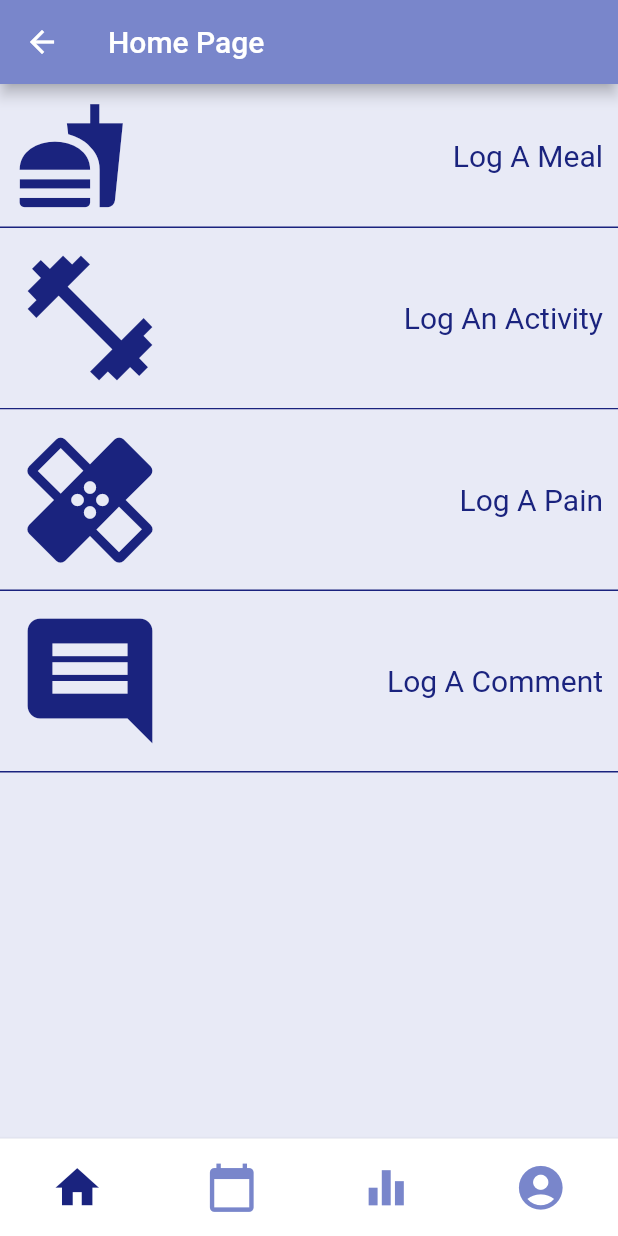
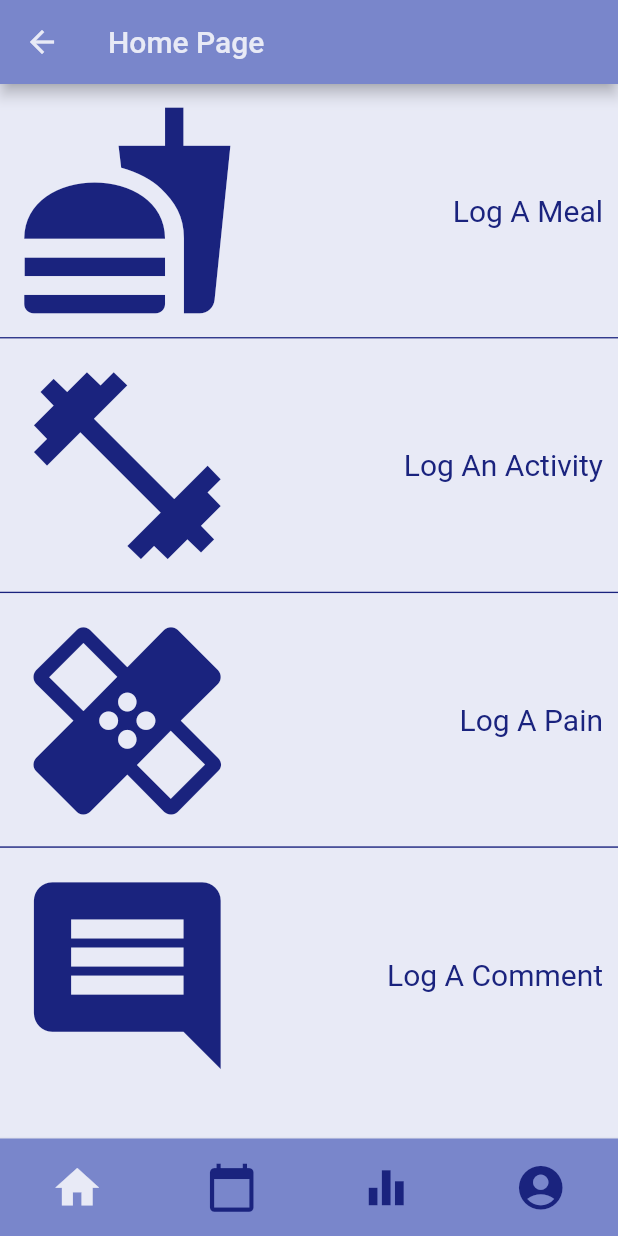
Before and after one commit to gabriella-aguilar/Individual-Project, a Flutter app: the HomePage screen opened directly, on a phone screen of 412 x 824 dp. Run offline on Flutter 3.47's test engine with Material 2 defaults, Android fonts, the phone set to English and light mode, and no system bars; Roboto replaces fonts that are missing (Rubik).

Commit message:
App and Button Bar color changes

```diff
--- a/lib/home.dart
+++ b/lib/home.dart
@@ -11,11 +11,9 @@ import 'package:tracker/calendar.dart';
 class HomePage extends StatelessWidget {
   @override
   Widget build(BuildContext context) {
+    BottomAppBar b = BottomAppBar(
 
-    return Scaffold(
-      backgroundColor: backBlue,
-      bottomNavigationBar: BottomAppBar(
-        color: Colors.white,
+      color: newBlue,
       elevation: 2,
       child:ButtonBar(
         alignment: MainAxisAlignment.spaceAround,
@@ -25,12 +23,12 @@ class HomePage extends StatelessWidget {
             child: Icon(
               Icons.home,
               size: 35,
-                color: newBlueAccent,
+              color: backBlue,
             ),
             onPressed: () {},
           ),
           FlatButton(
-              child: Icon(Icons.calendar_today, size: 35, color: newBlue),
+            child: Icon(Icons.calendar_today, size: 35, color: newBlueAccent),
             onPressed: () {
               Navigator.pop(context);
               Navigator.push(
@@ -41,7 +39,7 @@ class HomePage extends StatelessWidget {
             },
           ),
           FlatButton(
-              child: Icon(Icons.equalizer, size: 35, color: newBlue),
+            child: Icon(Icons.equalizer, size: 35, color: newBlueAccent),
             onPressed: () {
               Navigator.pop(context);
               Navigator.push(
@@ -53,7 +51,7 @@ class HomePage extends StatelessWidget {
           ),
           FlatButton(
             child: Icon(Icons.account_circle,
-                  size: 35, color: newBlue),
+                size: 35, color: newBlueAccent),
             onPressed: () {
               Navigator.pop(context);
               Navigator.push(
@@ -66,15 +64,32 @@ class HomePage extends StatelessWidget {
         ],
       ),
 
+    );
+    AppBar a = AppBar(
+      leading: Builder(
+        builder: (BuildContext context) {
+          return IconButton(
+            icon: const Icon(Icons.arrow_back,color: backBlue,),
+            onPressed: () { Navigator.pop(context); },
+
+          );
+        },
       ),
-      appBar: AppBar(
       backgroundColor: newBlue,
       title: Text(
         'Home Page',
-          style: TextStyle(color: Colors.white),
+        style: TextStyle(color: backBlue),
       ),
-      ),
-      body: ListView(
+    );
+
+    //double heightAB = a.preferredSize.height + 65;
+    final double height = MediaQuery.of(context).size.height - 145;
+    final double cHeight = height * 0.25;
+    return Scaffold(
+      backgroundColor: backBlue,
+      bottomNavigationBar: b,
+      appBar: a,
+      body: Column(
         //padding: EdgeInsets.symmetric( vertical: 24),
         //mainAxisAlignment: MainAxisAlignment.spaceAround,
         children: [
@@ -86,13 +101,14 @@ class HomePage extends StatelessWidget {
               );
             },
             child:Container(
+                height: cHeight,
               decoration: BoxDecoration(
                 color: backBlue,
                 border: Border(
                   bottom: BorderSide(width: 1.0, color: newBlueAccent),
                 ),
               ),
-              padding: EdgeInsets.symmetric(horizontal: 10, vertical: 10),
+              padding: EdgeInsets.symmetric(horizontal: 10),
               //color: Colors.white,
               child:
               Row(
@@ -101,7 +117,7 @@ class HomePage extends StatelessWidget {
                 children: <Widget>[
                 Icon(
                   Icons.fastfood,
-                  size: 75,
+                  size: cHeight-20,
                   color: newBlueAccent,
                   semanticLabel: 'food',
                 ),
@@ -120,7 +136,8 @@ class HomePage extends StatelessWidget {
                 );
               },
               child:Container(
-                  padding: EdgeInsets.symmetric(horizontal: 10, vertical: 10),
+                height: cHeight,
+                  padding: EdgeInsets.symmetric(horizontal: 10),
                   decoration: BoxDecoration(
                     color:backBlue,
                     border: Border(
@@ -134,7 +151,7 @@ class HomePage extends StatelessWidget {
                     children: <Widget>[
                       Icon(
                         Icons.fitness_center,
-                        size: 100,
+                        size: cHeight-20,
                         color: newBlueAccent,
                         semanticLabel: 'exercise',
                       ),
@@ -153,7 +170,8 @@ class HomePage extends StatelessWidget {
                 );
               },
               child:Container(
-                  padding: EdgeInsets.symmetric(horizontal: 10, vertical: 10),
+                  height: cHeight,
+                  padding: EdgeInsets.symmetric(horizontal: 10),
                   decoration: BoxDecoration(
                     color: backBlue,
                     border: Border(
@@ -167,7 +185,7 @@ class HomePage extends StatelessWidget {
                     children: <Widget>[
                       Icon(
                         Icons.healing,
-                        size: 100,
+                        size: cHeight-20,
                         color: newBlueAccent,
                         semanticLabel: 'pain',
                       ),
@@ -186,12 +204,13 @@ class HomePage extends StatelessWidget {
                 );
               },
               child:Container(
-                  padding: EdgeInsets.symmetric(horizontal: 10, vertical: 10),
+                  height: cHeight,
+                  padding: EdgeInsets.symmetric(horizontal: 10),
                   decoration: BoxDecoration(
                     color: backBlue,
-                    border: Border(
-                      bottom: BorderSide(width: 1.0, color: newBlueAccent),
-                    ),
+                    // border: Border(
+                    //   bottom: BorderSide(width: 1.0, color: newBlueAccent),
+                    // ),
                   ),
                   child:
                   Row(
@@ -200,7 +219,7 @@ class HomePage extends StatelessWidget {
                     children: <Widget>[
                       Icon(
                         Icons.insert_comment,
-                        size: 100,
+                        size: cHeight-20,
                         color: newBlueAccent,
                         semanticLabel: 'comment',
                       ),
--- a/lib/login.dart
+++ b/lib/login.dart
@@ -19,7 +19,7 @@ class _LoginPageState extends State<LoginPage> {
       appBar: AppBar(
         title: const Text(
           'Symptom Tracker',
-          style: TextStyle(color: Colors.white),
+          style: TextStyle(color: backBlue),
         ),
         automaticallyImplyLeading: false,
         centerTitle: true,
```
Also changed, not shown: lib/activity.dart (+10 -1 lines), lib/calendar.dart (+15 -6 lines), lib/comment.dart (+10 -1 lines), lib/forgotPassword.dart (+10 -1 lines), lib/meal.dart (+10 -1 lines), lib/pain.dart (+10 -1 lines), lib/profile.dart (+15 -6 lines), lib/signup.dart (+10 -1 lines), lib/stats.dart (+15 -6 lines), lib/symptomPicker.dart (+10 -1 lines). Lines whose indentation alone changed are shown as unchanged.
